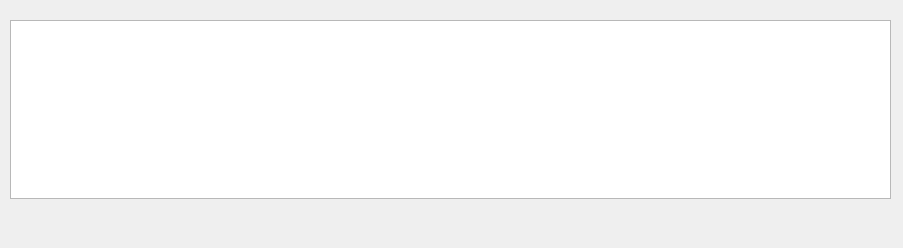
Before: the Qt Designer form src/plugins/atomic/AtomicRecoverDialog.ui in feather-wallet/feather, drawn with Qt 5.
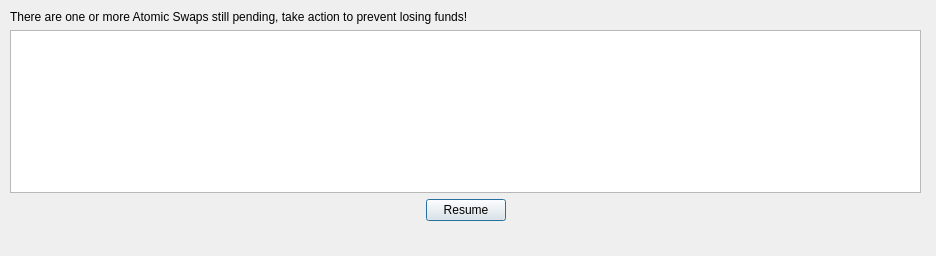
After: the same form once the commit is applied.

Commit message: Minor Refactoring and addition of behind the scene changes to swap settings based on feather configuration. Atomic will no longer appear if feather is launched in testnet mode. DONE:      1. Connect signals to make status of swap reflected in AtomicSwap dialog      2. Add informational tabs to AtomicSwap dialog      4. Add recovery to atomic widget      5. Refactor AtomicWidget so AtomicSwap handles parsing of swap binary output. TODO:      3. Add cancel and refund functionality to AtomicSwap when things go wrong

Patch:
```diff
--- a/src/plugins/atomic/AtomicRecoverDialog.ui
+++ b/src/plugins/atomic/AtomicRecoverDialog.ui
@@ -6,22 +6,71 @@
    <rect>
     <x>0</x>
     <y>0</y>
-    <width>903</width>
-    <height>248</height>
+    <width>936</width>
+    <height>256</height>
    </rect>
   </property>
   <property name="windowTitle">
    <string>AtomicRecoverDialog</string>
   </property>
-  <widget class="QTableView" name="swap_history">
+  <widget class="QWidget" name="verticalLayoutWidget">
    <property name="geometry">
     <rect>
      <x>10</x>
-     <y>20</y>
-     <width>881</width>
-     <height>179</height>
+     <y>10</y>
+     <width>911</width>
+     <height>211</height>
     </rect>
    </property>
+   <layout class="QVBoxLayout" name="verticalLayout">
+    <item>
+     <widget class="QLabel" name="label">
+      <property name="text">
+       <string>There are one or more Atomic Swaps still pending, take action to prevent losing funds!</string>
+      </property>
+     </widget>
+    </item>
+    <item>
+     <widget class="QTableView" name="swap_history"/>
+    </item>
+    <item>
+     <layout class="QHBoxLayout" name="horizontalLayout">
+      <item>
+       <spacer name="horizontalSpacer_2">
+        <property name="orientation">
+         <enum>Qt::Orientation::Horizontal</enum>
+        </property>
+        <property name="sizeHint" stdset="0">
+         <size>
+          <width>40</width>
+          <height>20</height>
+         </size>
+        </property>
+       </spacer>
+      </item>
+      <item>
+       <widget class="QPushButton" name="btn_refund_resume">
+        <property name="text">
+         <string>Resume</string>
+        </property>
+       </widget>
+      </item>
+      <item>
+       <spacer name="horizontalSpacer">
+        <property name="orientation">
+         <enum>Qt::Orientation::Horizontal</enum>
+        </property>
+        <property name="sizeHint" stdset="0">
+         <size>
+          <width>40</width>
+          <height>20</height>
+         </size>
+        </property>
+       </spacer>
+      </item>
+     </layout>
+    </item>
+   </layout>
   </widget>
  </widget>
  <resources/>
```
The commit also changes 9 other files.
